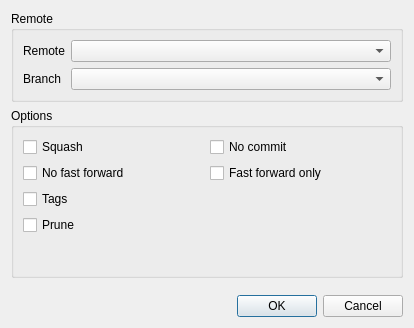
This is src/dialogs/fetchdialog.ui in HamedMasafi/GitKlient as Qt 5 draws it before an edit. The edited form follows.
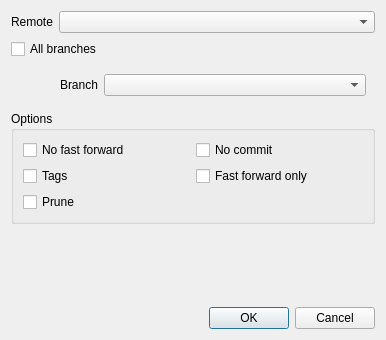
This is the edited form. Icons and pictures are not drawn.

The edit to the form file:
```diff
--- a/src/dialogs/fetchdialog.ui
+++ b/src/dialogs/fetchdialog.ui
@@ -6,38 +6,77 @@
    <rect>
     <x>0</x>
     <y>0</y>
-    <width>414</width>
-    <height>328</height>
+    <width>386</width>
+    <height>340</height>
    </rect>
   </property>
   <property name="windowTitle">
    <string>Dialog</string>
   </property>
-  <layout class="QVBoxLayout" name="verticalLayout_3">
-   <item>
-    <widget class="QGroupBox" name="groupBoxBranches">
-     <property name="title">
-      <string>Remote</string>
-     </property>
-     <layout class="QFormLayout" name="formLayout">
-      <item row="0" column="0">
+  <property name="windowIcon">
+   <iconset theme="gitklient"/>
+  </property>
+  <layout class="QVBoxLayout" name="verticalLayout">
+   <item>
+    <layout class="QHBoxLayout" name="horizontalLayout_2">
+     <item>
        <widget class="QLabel" name="label">
+       <property name="sizePolicy">
+        <sizepolicy hsizetype="Maximum" vsizetype="Preferred">
+         <horstretch>0</horstretch>
+         <verstretch>0</verstretch>
+        </sizepolicy>
+       </property>
         <property name="text">
          <string>Remote</string>
         </property>
        </widget>
       </item>
-      <item row="0" column="1">
+     <item>
        <widget class="QComboBox" name="comboBoxRemote"/>
       </item>
-      <item row="1" column="0">
+    </layout>
+   </item>
+   <item>
+    <widget class="QCheckBox" name="checkBoxAllBranches">
+     <property name="text">
+      <string>All branches</string>
+     </property>
+    </widget>
+   </item>
+   <item>
+    <widget class="QWidget" name="" native="true">
+     <layout class="QHBoxLayout" name="horizontalLayout">
+      <item>
+       <spacer name="horizontalSpacer">
+        <property name="orientation">
+         <enum>Qt::Horizontal</enum>
+        </property>
+        <property name="sizeType">
+         <enum>QSizePolicy::Fixed</enum>
+        </property>
+        <property name="sizeHint" stdset="0">
+         <size>
+          <width>40</width>
+          <height>20</height>
+         </size>
+        </property>
+       </spacer>
+      </item>
+      <item>
        <widget class="QLabel" name="label_2">
+        <property name="sizePolicy">
+         <sizepolicy hsizetype="Maximum" vsizetype="Preferred">
+          <horstretch>0</horstretch>
+          <verstretch>0</verstretch>
+         </sizepolicy>
+        </property>
         <property name="text">
          <string>Branch</string>
         </property>
        </widget>
       </item>
-      <item row="1" column="1">
+      <item>
        <widget class="QComboBox" name="comboBoxBranch"/>
       </item>
      </layout>
@@ -48,82 +87,41 @@
      <property name="title">
       <string>Options</string>
      </property>
-     <layout class="QHBoxLayout" name="horizontalLayout">
-      <item>
-       <layout class="QVBoxLayout" name="verticalLayout">
-        <item>
-         <widget class="QCheckBox" name="checkBoxSquash">
-          <property name="text">
-           <string>Squash</string>
-          </property>
-         </widget>
-        </item>
-        <item>
+     <layout class="QGridLayout" name="gridLayout">
+      <item row="0" column="0">
          <widget class="QCheckBox" name="checkBoxNoFastForward">
           <property name="text">
            <string>No fast forward</string>
           </property>
          </widget>
         </item>
-        <item>
-         <widget class="QCheckBox" name="checkBoxTags">
-          <property name="text">
-           <string>Tags</string>
-          </property>
-         </widget>
-        </item>
-        <item>
-         <widget class="QCheckBox" name="checkBoxPrune">
-          <property name="text">
-           <string>Prune</string>
-          </property>
-         </widget>
-        </item>
-        <item>
-         <spacer name="verticalSpacer_2">
-          <property name="orientation">
-           <enum>Qt::Vertical</enum>
-          </property>
-          <property name="sizeHint" stdset="0">
-           <size>
-            <width>20</width>
-            <height>40</height>
-           </size>
-          </property>
-         </spacer>
-        </item>
-       </layout>
-      </item>
-      <item>
-       <layout class="QVBoxLayout" name="verticalLayout_2">
-        <item>
+      <item row="0" column="1">
          <widget class="QCheckBox" name="checkBoxNoCommit">
           <property name="text">
            <string>No commit</string>
           </property>
          </widget>
         </item>
-        <item>
+      <item row="1" column="0">
+       <widget class="QCheckBox" name="checkBoxTags">
+        <property name="text">
+         <string>Tags</string>
+        </property>
+       </widget>
+      </item>
+      <item row="1" column="1">
          <widget class="QCheckBox" name="checkBoxFastForwardOnly">
           <property name="text">
            <string>Fast forward only</string>
           </property>
          </widget>
         </item>
-        <item>
-         <spacer name="verticalSpacer_3">
-          <property name="orientation">
-           <enum>Qt::Vertical</enum>
-          </property>
-          <property name="sizeHint" stdset="0">
-           <size>
-            <width>20</width>
-            <height>40</height>
-           </size>
-          </property>
-         </spacer>
-        </item>
-       </layout>
+      <item row="2" column="0">
+       <widget class="QCheckBox" name="checkBoxPrune">
+        <property name="text">
+         <string>Prune</string>
+        </property>
+       </widget>
       </item>
      </layout>
     </widget>
@@ -136,7 +134,7 @@
      <property name="sizeHint" stdset="0">
       <size>
        <width>20</width>
-       <height>20</height>
+       <height>40</height>
       </size>
      </property>
     </spacer>
```
Left out of the diff: 22 changed lines with no effect on the pictures. Lines whose indentation alone changed are shown as unchanged.
